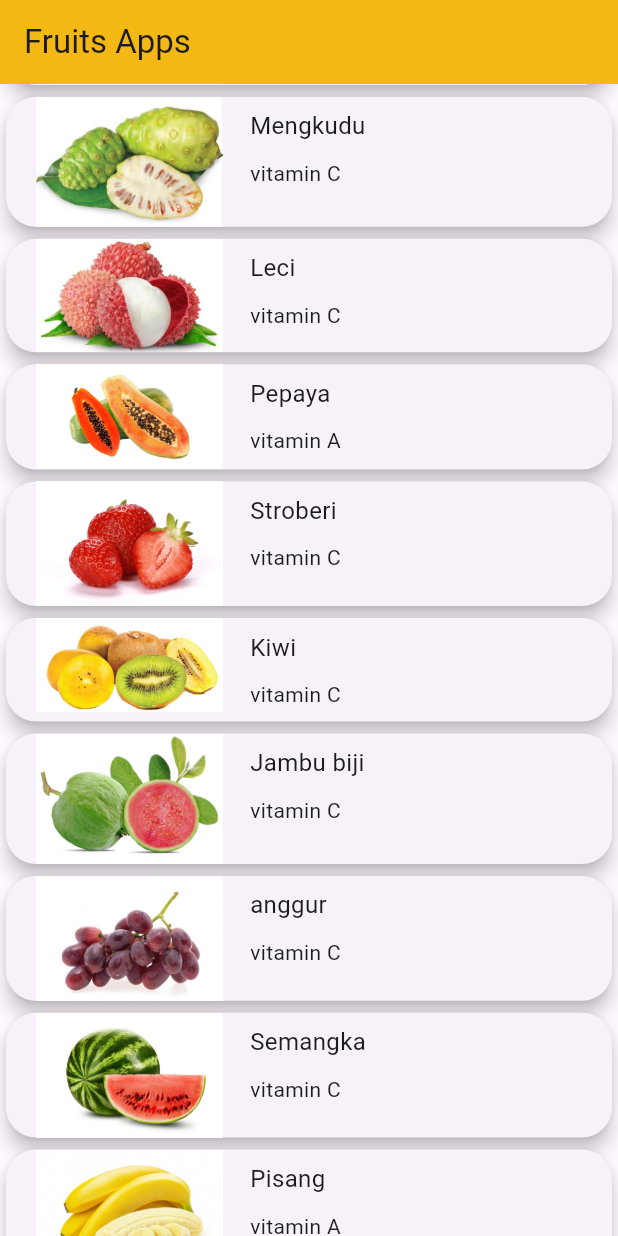
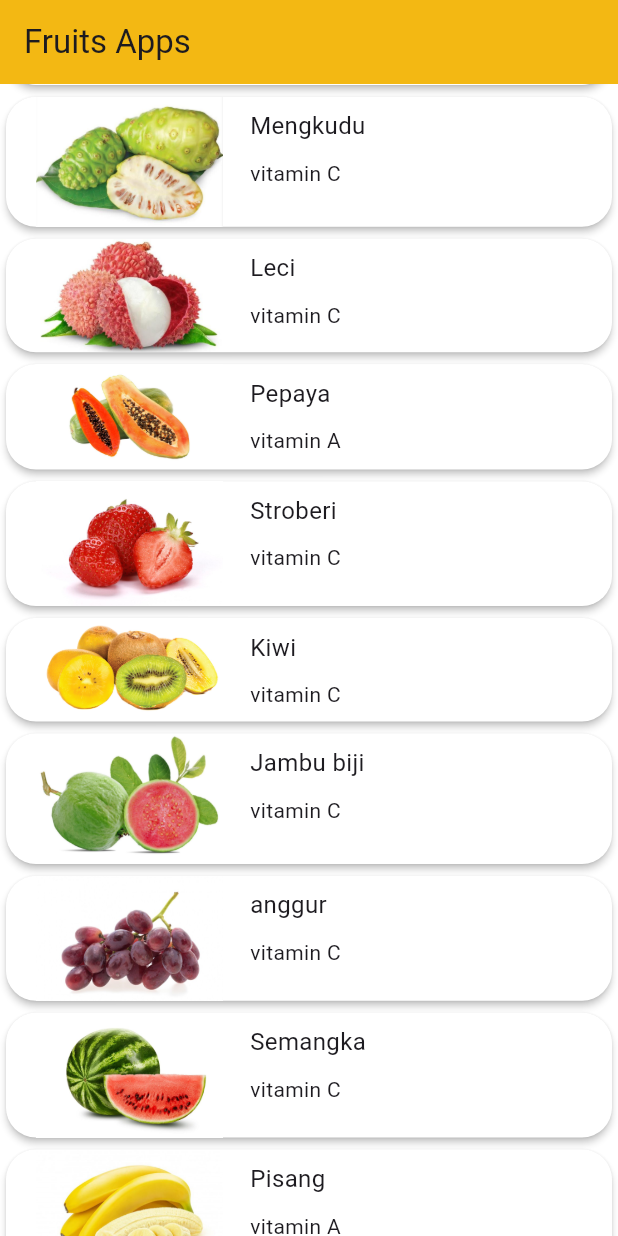
Before and after one commit to AhmadHidayat120402/submission_flutter_dicoding, a Flutter app: the screen it shows after launch, scrolled down 576 dp, on a phone screen of 412 x 824 dp. Run offline on Flutter 3.47's test engine with Material 3 defaults, Android fonts, the phone set to English and light mode, and no system bars; our stand-ins replace animated_splash_screen.

Commit message:
update flutter and dart sdk

```diff
--- a/lib/main_screen.dart
+++ b/lib/main_screen.dart
@@ -8,6 +8,7 @@ class MainScreen extends StatelessWidget {
   @override
   Widget build(BuildContext context) {
     return Scaffold(
+        backgroundColor: Colors.white,
         appBar: AppBar(
           backgroundColor: Colors.amber,
           title: const Text("Fruits Apps "),
@@ -44,7 +45,8 @@ class FruitsList extends StatelessWidget {
             }));
           },
           child: Card(
-            elevation: 5,
+            color: Colors.white,
+            elevation: 2,
             shape:
                 RoundedRectangleBorder(borderRadius: BorderRadius.circular(20)),
             child: Row(
--- a/pubspec.yaml
+++ b/pubspec.yaml
@@ -19,7 +19,7 @@ publish_to: "none" # Remove this line if you wish to publish to pub.dev
 version: 1.0.0+1
 
 environment:
-  sdk: ">=3.1.0-262.1.beta <4.0.0"
+  sdk: ">=3.2.0-134.1.beta <4.0.0"
 
 # Dependencies specify other packages that your package needs in order to work.
 # To automatically upgrade your package dependencies to the latest versions
```
Also changed, not shown: lib/detail_screen.dart (+8 -4 lines), pubspec.lock.
